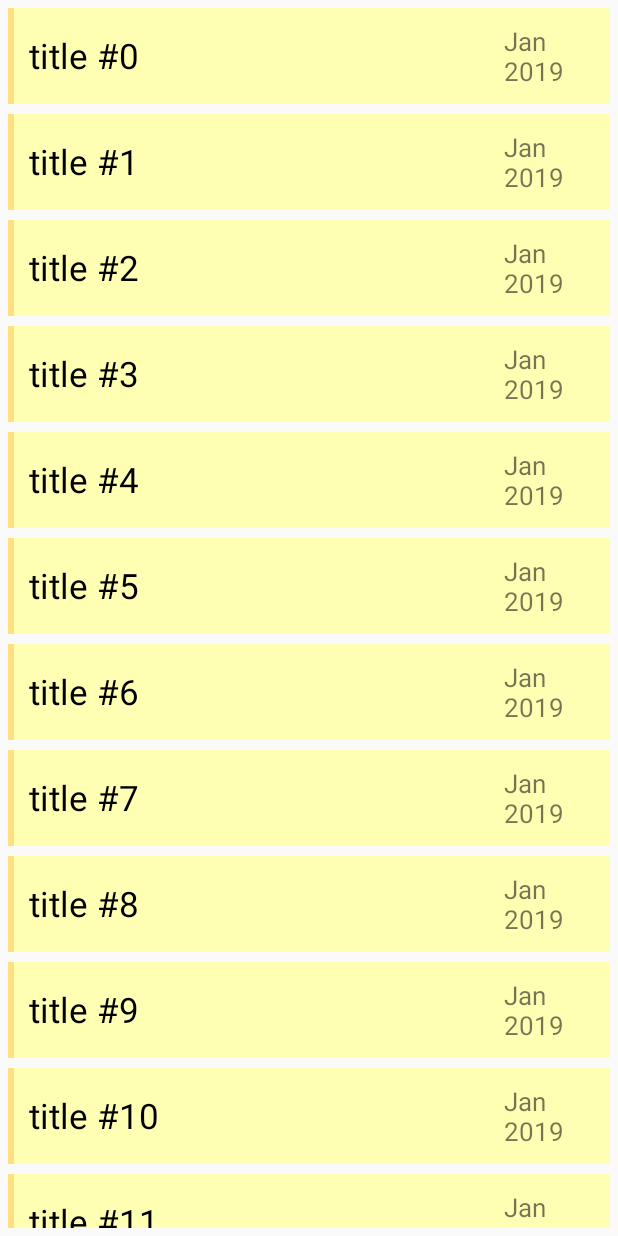
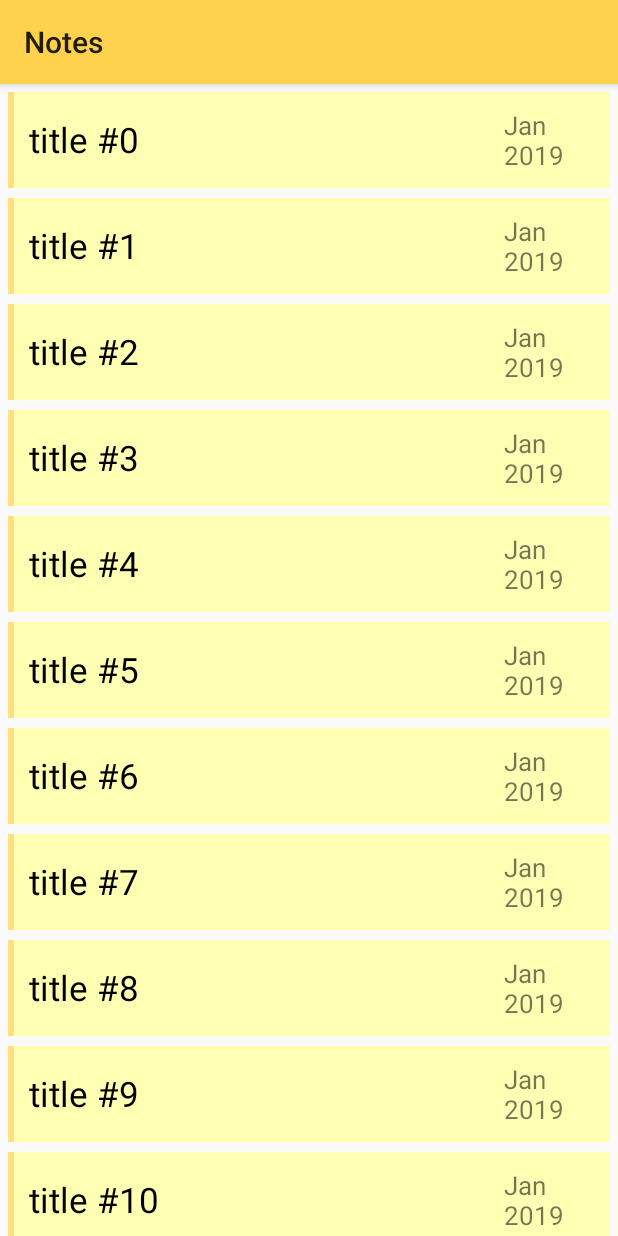
Before and after one commit to ShakilAhmedShaj/Easy_Notes, an Android app: the screen it shows after launch (NotesListActivity), on a phone screen of 412 x 824 dp. Run offline under Robolectric (Android 15) with nearby library versions, the phone set to English and light mode, and no system bars.

Commit message:
(14) Custom Toolbar

```diff
--- a/app/build.gradle
+++ b/app/build.gradle
@@ -27,5 +27,7 @@ dependencies {
     androidTestImplementation 'com.android.support.test.espresso:espresso-core:3.0.2'
 
     implementation 'com.android.support:recyclerview-v7:28.0.0'
+    implementation 'com.android.support:design:28.0.0'
+
 
 }
--- a/app/src/main/java/com/t3ch/shaj/easynotes/NotesListActivity.java
+++ b/app/src/main/java/com/t3ch/shaj/easynotes/NotesListActivity.java
@@ -4,6 +4,7 @@ import android.support.v7.app.AppCompatActivity;
 import android.os.Bundle;
 import android.support.v7.widget.LinearLayoutManager;
 import android.support.v7.widget.RecyclerView;
+import android.support.v7.widget.Toolbar;
 import android.util.Log;
 
 import com.t3ch.shaj.easynotes.adapters.NotesRecyclerAdapter;
@@ -32,6 +33,9 @@ public class NotesListActivity extends AppCompatActivity {
 
         initRecyclerView();
         insertFakeNotes();
+
+        setSupportActionBar((Toolbar) findViewById(R.id.notes_toolbar));
+        setTitle("Notes");
 
 
     }
--- a/app/src/main/res/layout/activity_notes_list.xml
+++ b/app/src/main/res/layout/activity_notes_list.xml
@@ -1,18 +1,34 @@
 <?xml version="1.0" encoding="utf-8"?>
-<android.support.constraint.ConstraintLayout xmlns:android="http://schemas.android.com/apk/res/android"
+<android.support.design.widget.CoordinatorLayout xmlns:android="http://schemas.android.com/apk/res/android"
     xmlns:app="http://schemas.android.com/apk/res-auto"
     xmlns:tools="http://schemas.android.com/tools"
     android:layout_width="match_parent"
     android:layout_height="match_parent"
     tools:context=".NotesListActivity">
 
+    <android.support.design.widget.AppBarLayout
+        android:id="@+id/appBarLayout"
+        android:layout_width="match_parent"
+        android:layout_height="wrap_content">
+
+        <android.support.v7.widget.Toolbar
+            android:id="@+id/notes_toolbar"
+            android:layout_width="match_parent"
+            android:layout_height="?attr/actionBarSize"
+            android:background="?attr/colorPrimary"
+            app:layout_scrollFlags="scroll|enterAlways" />
+
+    </android.support.design.widget.AppBarLayout>
+
+
     <android.support.v7.widget.RecyclerView
+        android:id="@+id/recyclerView"
         android:layout_width="match_parent"
         android:layout_height="match_parent"
-        android:id="@+id/recyclerView"
         android:orientation="vertical"
-        android:padding="5dp">
+        android:padding="5dp"
+        app:layout_behavior="@string/appbar_scrolling_view_behavior">
 
     </android.support.v7.widget.RecyclerView>
 
-</android.support.constraint.ConstraintLayout>
+</android.support.design.widget.CoordinatorLayout>
```
